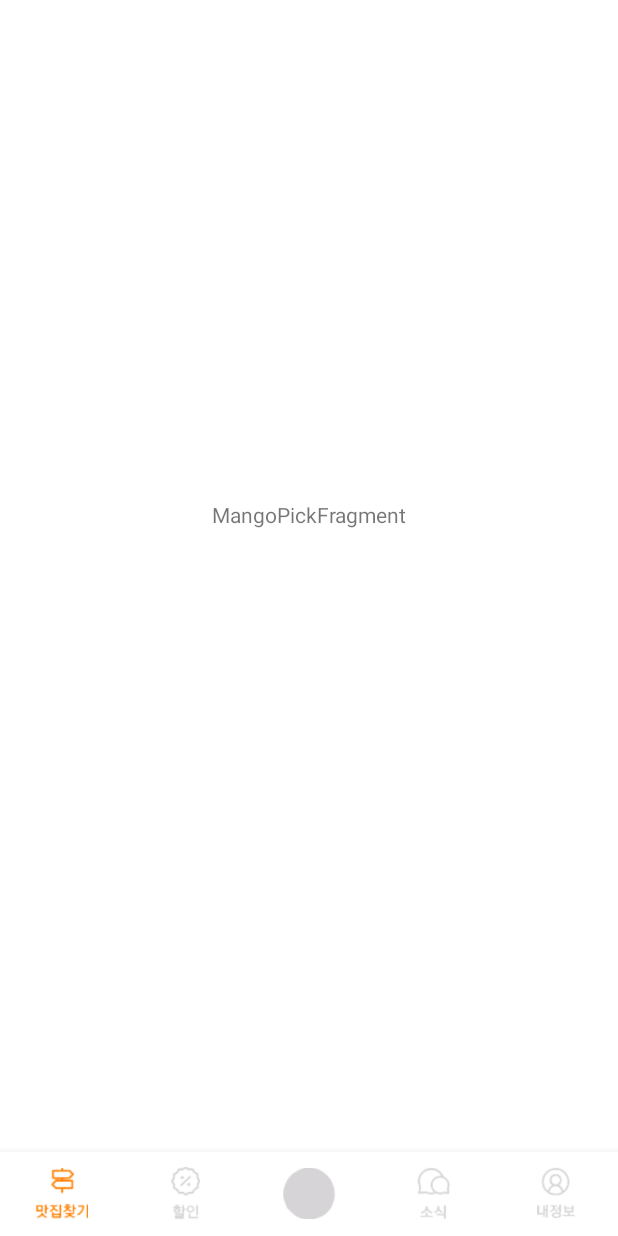
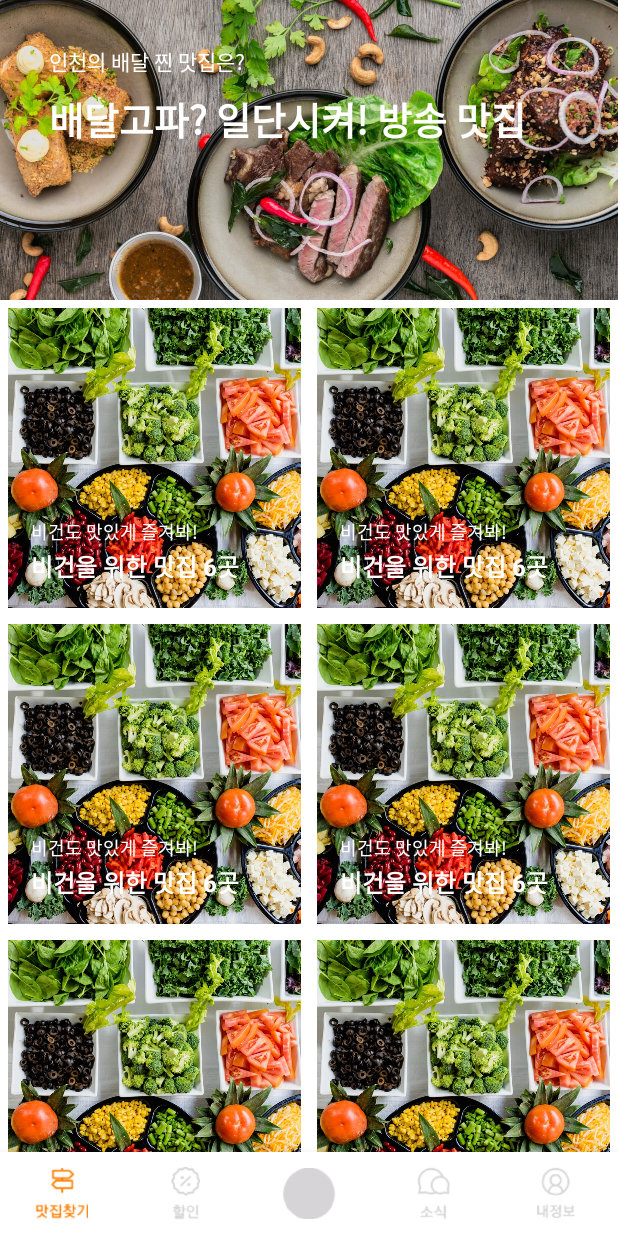
Before and after one commit to WhiteRadish-Hwang/MangoPlateCloneProject, an Android app: the fragment MangoPickStoryFragment placed in its activity, on a phone screen of 412 x 824 dp. Run offline under Robolectric (Android 15) with nearby library versions, the phone set to English and light mode, and no system bars; libraries missing offline, so code that uses them is left out: com.kakao.sdk; pictures from the network do not load.

Commit message:
Add mangopickstory recycler view

```diff
--- a/app/src/main/java/com/example/mangoplate_mock_aos_radi/src/main/discount/MangoPickStoryFragment.kt
+++ b/app/src/main/java/com/example/mangoplate_mock_aos_radi/src/main/discount/MangoPickStoryFragment.kt
@@ -1,14 +1,51 @@
 package com.example.mangoplate_mock_aos_radi.src.main.discount
 
 import android.os.Bundle
+import android.util.Log
 import android.view.View
+import androidx.recyclerview.widget.GridLayoutManager
+import androidx.recyclerview.widget.LinearLayoutManager
+import com.bumptech.glide.Glide
 import com.example.mangoplate_mock_aos_radi.R
+import com.example.mangoplate_mock_aos_radi.config.ApplicationClass
 import com.example.mangoplate_mock_aos_radi.config.BaseFragment
 import com.example.mangoplate_mock_aos_radi.databinding.FragmentDiscountMangoPickStoryBinding
+import com.example.mangoplate_mock_aos_radi.src.main.discount.adapter.EatDealRecyclerAdapter
+import com.example.mangoplate_mock_aos_radi.src.main.discount.adapter.MangoPickStoryRecyclerAdapter
+import com.example.mangoplate_mock_aos_radi.src.main.discount.model.EatDealRecyclerItems
+import com.example.mangoplate_mock_aos_radi.src.main.discount.model.MangoPickStoryRecyclerItems
 
 class MangoPickStoryFragment : BaseFragment<FragmentDiscountMangoPickStoryBinding>(FragmentDiscountMangoPickStoryBinding::bind, R.layout.fragment_discount_mango_pick_story){
+    lateinit var mangoPickStoryRecyclerAdapter: MangoPickStoryRecyclerAdapter
+    val itemList = ArrayList<MangoPickStoryRecyclerItems>()
+
     override fun onViewCreated(view: View, savedInstanceState: Bundle?) {
         super.onViewCreated(view, savedInstanceState)
+        setRecyclerAdapter()
+        val uri = "https://images.unsplash.com/photo-1499028344343-cd173ffc68a9?ixid=MXwxMjA3fDB8MHxwaG90by1wYWdlfHx8fGVufDB8fHw%3D&ixlib=rb-1.2.1&auto=format&fit=crop&w=1350&q=80"
+        Glide.with(binding.discountMangoPickStoryImg).load(uri).placeholder(R.drawable.home_vp_img2).into(binding.discountMangoPickStoryImg)
+        binding.discountTextTopImgSubTitle.text = "인천의 배달 찐 맛집은?"
+        binding.discountTextTopImgTitle.text = "배달고파? 일단시켜! 방송 맛집"
+    }
 
+    fun setRecyclerAdapter(){
+        initData()
+        mangoPickStoryRecyclerAdapter = MangoPickStoryRecyclerAdapter(context, itemList)
+        binding.mangoPickStoryRecycler.apply {
+            layoutManager = GridLayoutManager(context, 2, GridLayoutManager.VERTICAL, false)
+            setHasFixedSize(true)
+            adapter = mangoPickStoryRecyclerAdapter
+        }
     }
+
+    private fun initData() {
+        for (i in 0..5) {
+            val item1 = MangoPickStoryRecyclerItems(title = "비건을 위한 맛집 6곳",
+                subTitle = "비건도 맛있게 즐겨봐!",
+                image = null)
+            itemList.add(item1)
+        }
+        Log.d(ApplicationClass.TAG, "initData: $itemList")
+    }
+
 }
--- /dev/null
+++ b/app/src/main/java/com/example/mangoplate_mock_aos_radi/src/main/discount/adapter/MangoPickStoryRecyclerAdapter.kt
@@ -0,0 +1,37 @@
+package com.example.mangoplate_mock_aos_radi.src.main.discount.adapter
+
+import android.content.Context
+import android.view.LayoutInflater
+import android.view.View
+import android.view.ViewGroup
+import android.widget.ImageView
+import android.widget.TextView
+import androidx.recyclerview.widget.RecyclerView
+import com.bumptech.glide.Glide
+import com.example.mangoplate_mock_aos_radi.R
+import com.example.mangoplate_mock_aos_radi.src.main.discount.model.EatDealRecyclerItems
+import com.example.mangoplate_mock_aos_radi.src.main.discount.model.MangoPickStoryRecyclerItems
+
+class MangoPickStoryRecyclerAdapter(val context: Context?, val itemList: ArrayList<MangoPickStoryRecyclerItems>): RecyclerView.Adapter<MangoPickStoryRecyclerAdapter.MangoPickStoryViewHolder>() {
+    inner class MangoPickStoryViewHolder(itemView: View): RecyclerView.ViewHolder(itemView) {
+        val mango_pick_story_img: ImageView = itemView.findViewById(R.id.mango_pick_story_recycler_img)
+        val mango_pick_story_text_title: TextView = itemView.findViewById(R.id.mango_pick_story_text_title)
+        val mango_pick_story_text_sub_title: TextView = itemView.findViewById(R.id.mango_pick_story_text_sub_title)
+    }
+
+    override fun onCreateViewHolder(parent: ViewGroup, viewType: Int): MangoPickStoryViewHolder {
+        val view = LayoutInflater.from(parent.context).inflate(R.layout.fragment_discount_mango_pick_story_recycler_items, parent, false)
+        return MangoPickStoryViewHolder(view)
+    }
+
+
+    override fun onBindViewHolder(holder: MangoPickStoryViewHolder, position: Int) {
+        val items = itemList[position]
+
+        Glide.with(holder.mango_pick_story_img).load(items.image).placeholder(R.drawable.home_vp_img1).into(holder.mango_pick_story_img)
+        holder.mango_pick_story_text_title.text = items.title
+        holder.mango_pick_story_text_sub_title.text = items.subTitle
+    }
+
+    override fun getItemCount(): Int = itemList.size
+}
--- /dev/null
+++ b/app/src/main/java/com/example/mangoplate_mock_aos_radi/src/main/discount/model/MangoPickStoryRecyclerItems.kt
@@ -0,0 +1,3 @@
+package com.example.mangoplate_mock_aos_radi.src.main.discount.model
+
+data class MangoPickStoryRecyclerItems(val image: String?, val title: String, val subTitle: String)
--- a/app/src/main/res/layout/fragment_discount.xml
+++ b/app/src/main/res/layout/fragment_discount.xml
@@ -9,7 +9,7 @@
     <androidx.coordinatorlayout.widget.CoordinatorLayout
         android:id="@+id/coordinateLayout"
         android:layout_width="match_parent"
-        android:layout_height="match_parent"
+        android:layout_height="wrap_content"
         app:layout_constraintEnd_toEndOf="parent"
         app:layout_constraintStart_toStartOf="parent"
         app:layout_constraintTop_toTopOf="parent">
@@ -22,6 +22,7 @@
                 android:layout_width="match_parent"
                 android:layout_height="wrap_content"
                 android:theme="@style/AppTheme.NoActionBar">
+
                 <com.google.android.material.tabs.TabLayout
                     android:id="@+id/discount_tab_layout"
                     android:layout_width="match_parent"
@@ -37,7 +38,7 @@
                 <androidx.viewpager2.widget.ViewPager2
                     android:id="@+id/discount_vp"
                     android:layout_width="match_parent"
-                        android:layout_height="match_parent" />
+                    android:layout_height="wrap_content" />
 
             </com.google.android.material.appbar.AppBarLayout>
 
--- a/app/src/main/res/layout/fragment_discount_mango_pick_story.xml
+++ b/app/src/main/res/layout/fragment_discount_mango_pick_story.xml
@@ -1,18 +1,84 @@
 <?xml version="1.0" encoding="utf-8"?>
 <androidx.constraintlayout.widget.ConstraintLayout xmlns:android="http://schemas.android.com/apk/res/android"
+    xmlns:app="http://schemas.android.com/apk/res-auto"
+    xmlns:tools="http://schemas.android.com/tools"
     android:layout_width="match_parent"
-    android:layout_height="match_parent"
-    xmlns:app="http://schemas.android.com/apk/res-auto">
+    android:layout_height="match_parent">
 
-    <TextView
-        android:id="@+id/textView2"
+
+    <ImageView
+        android:id="@+id/discount_mango_pick_story_img"
         android:layout_width="wrap_content"
-        android:layout_height="wrap_content"
-        android:layout_marginTop="315dp"
-        android:layout_marginBottom="397dp"
-        android:text="MangoPickFragment"
+        android:layout_height="200dp"
+        android:scaleType="centerCrop"
+        app:layout_constraintEnd_toEndOf="parent"
+        app:layout_constraintStart_toStartOf="parent"
+        app:layout_constraintTop_toTopOf="parent"
+        app:srcCompat="@drawable/home_vp_img1" />
+
+    <FrameLayout
+        android:layout_width="match_parent"
+        android:layout_height="0dp"
+        app:layout_constraintBottom_toBottomOf="@+id/discount_mango_pick_story_img"
+        app:layout_constraintTop_toTopOf="@+id/discount_mango_pick_story_img">
+
+        <androidx.constraintlayout.widget.ConstraintLayout
+            android:layout_width="match_parent"
+            android:layout_height="match_parent">
+
+            <androidx.constraintlayout.widget.Guideline
+                android:id="@+id/h_guideline1"
+                android:layout_width="wrap_content"
+                android:layout_height="wrap_content"
+                android:orientation="horizontal"
+                app:layout_constraintGuide_percent="0.15" />
+
+            <androidx.constraintlayout.widget.Guideline
+                android:id="@+id/h_guideline2"
+                android:layout_width="wrap_content"
+                android:layout_height="wrap_content"
+                android:orientation="horizontal"
+                app:layout_constraintGuide_percent="0.30" />
+
+            <androidx.constraintlayout.widget.Guideline
+                android:id="@+id/v_guideline"
+                android:layout_width="wrap_content"
+                android:layout_height="wrap_content"
+                android:orientation="vertical"
+                app:layout_constraintGuide_percent="0.08" />
+
+            <TextView
+                android:id="@+id/discount_text_top_img_sub_title"
+                android:layout_width="wrap_content"
+                android:layout_height="wrap_content"
+                android:gravity="center"
+                android:text="TextView"
+                android:textColor="@color/white"
+                app:layout_constraintStart_toStartOf="@+id/v_guideline"
+                app:layout_constraintTop_toTopOf="@+id/h_guideline1" />
+
+            <TextView
+                android:id="@+id/discount_text_top_img_title"
+                android:layout_width="wrap_content"
+                android:layout_height="wrap_content"
+                android:gravity="center"
+                android:text="TextView"
+                android:textColor="@color/white"
+                android:textSize="25sp"
+                android:textStyle="bold"
+                app:layout_constraintStart_toStartOf="@+id/v_guideline"
+                app:layout_constraintTop_toTopOf="@+id/h_guideline2" />
+        </androidx.constraintlayout.widget.ConstraintLayout>
+
+    </FrameLayout>
+
+    <androidx.recyclerview.widget.RecyclerView
+        android:id="@+id/mango_pick_story_recycler"
+        android:layout_width="match_parent"
+        android:layout_height="0dp"
         app:layout_constraintBottom_toBottomOf="parent"
         app:layout_constraintEnd_toEndOf="parent"
         app:layout_constraintStart_toStartOf="parent"
-        app:layout_constraintTop_toTopOf="parent" />
+        app:layout_constraintTop_toBottomOf="@+id/discount_mango_pick_story_img" />
+
 </androidx.constraintlayout.widget.ConstraintLayout>
--- /dev/null
+++ b/app/src/main/res/layout/fragment_discount_mango_pick_story_recycler_items.xml
@@ -0,0 +1,61 @@
+<?xml version="1.0" encoding="utf-8"?>
+<androidx.constraintlayout.widget.ConstraintLayout xmlns:android="http://schemas.android.com/apk/res/android"
+    xmlns:app="http://schemas.android.com/apk/res-auto"
+    android:layout_width="match_parent"
+    android:layout_height="wrap_content"
+    android:layout_margin="5dp">
+
+    <ImageView
+        android:id="@+id/mango_pick_story_recycler_img"
+        android:layout_width="wrap_content"
+        android:layout_height="200dp"
+        android:scaleType="centerCrop"
+        app:layout_constraintEnd_toEndOf="parent"
+        app:layout_constraintStart_toStartOf="parent"
+        app:layout_constraintTop_toTopOf="parent"
+        app:srcCompat="@drawable/home_vp_img1" />
+
+    <androidx.constraintlayout.widget.Guideline
+        android:id="@+id/h_guideline1"
+        android:layout_width="wrap_content"
+        android:layout_height="wrap_content"
+        android:orientation="horizontal"
+        app:layout_constraintGuide_percent="0.70" />
+
+    <androidx.constraintlayout.widget.Guideline
+        android:id="@+id/h_guideline2"
+        android:layout_width="wrap_content"
+        android:layout_height="wrap_content"
+        android:orientation="horizontal"
+        app:layout_constraintGuide_percent="0.80" />
+
+    <androidx.constraintlayout.widget.Guideline
+        android:id="@+id/v_guideline"
+        android:layout_width="wrap_content"
+        android:layout_height="wrap_content"
+        android:orientation="vertical"
+        app:layout_constraintGuide_percent="0.08" />
+
+    <TextView
+        android:id="@+id/mango_pick_story_text_sub_title"
+        android:layout_width="wrap_content"
+        android:layout_height="wrap_content"
+        android:gravity="center"
+        android:textSize="12sp"
+        android:text="TextView"
+        android:textColor="@color/white"
+        app:layout_constraintStart_toStartOf="@+id/v_guideline"
+        app:layout_constraintTop_toTopOf="@+id/h_guideline1" />
+
+    <TextView
+        android:id="@+id/mango_pick_story_text_title"
+        android:layout_width="wrap_content"
+        android:layout_height="wrap_content"
+        android:gravity="center"
+        android:text="TextView"
+        android:textColor="@color/white"
+        android:textSize="16sp"
+        android:textStyle="bold"
+        app:layout_constraintStart_toStartOf="@+id/v_guideline"
+        app:layout_constraintTop_toTopOf="@+id/h_guideline2" />
+</androidx.constraintlayout.widget.ConstraintLayout>
```
Lines whose indentation alone changed are shown as unchanged.
